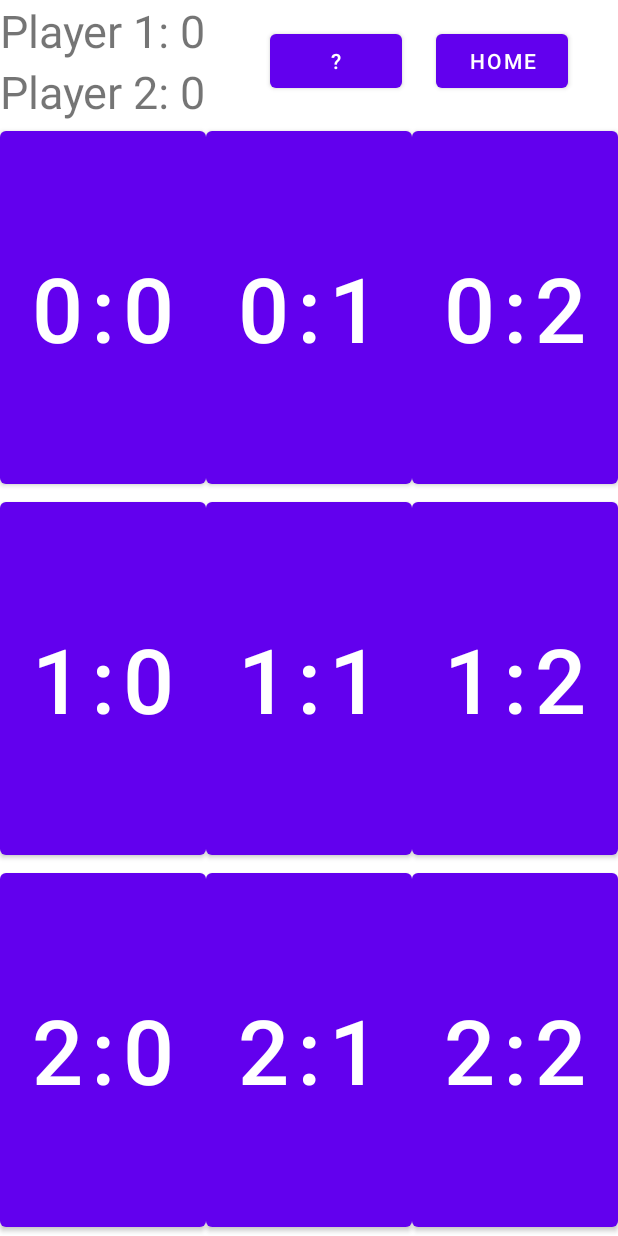
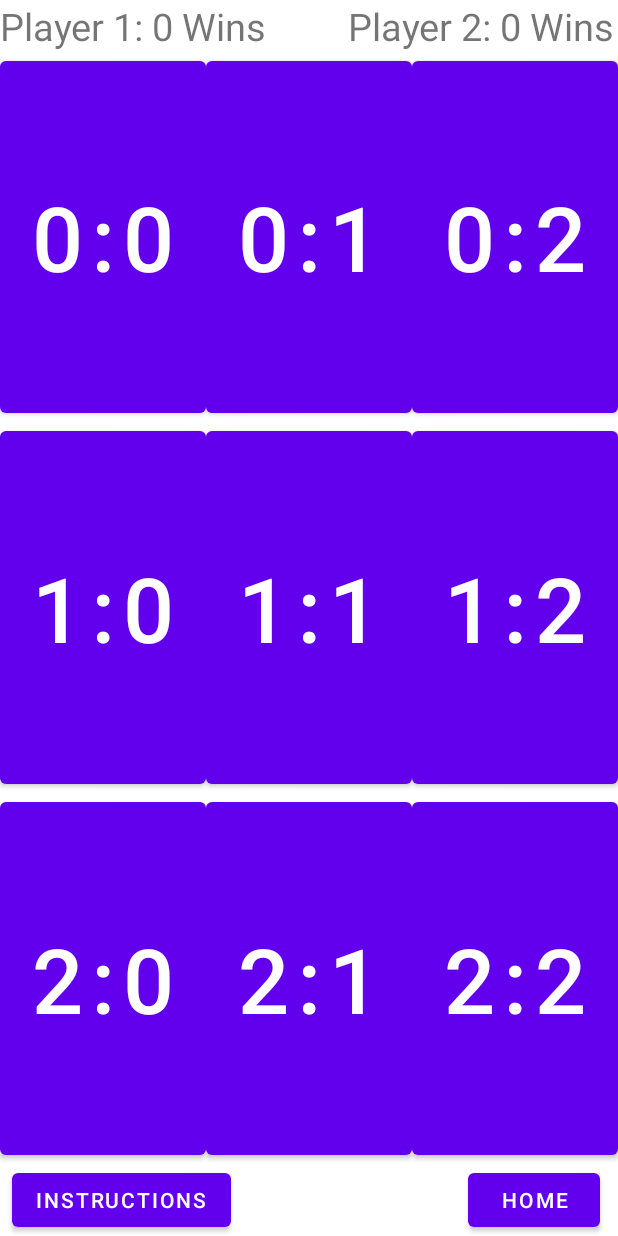
Before and after one commit to ammarkn/otrio-app, an Android app: the layout activity_board.xml on its own in the app's theme, with its tools: preview values and no code run, on a phone screen of 412 x 824 dp. Run offline under Robolectric (Android 15) with nearby library versions, the phone set to English and light mode, and no system bars.

Commit message:
Added functionality to buttons in board activity page

```diff
--- a/app/src/main/java/com/example/otrio/BoardActivity.kt
+++ b/app/src/main/java/com/example/otrio/BoardActivity.kt
@@ -1,11 +1,27 @@
 package com.example.otrio
 
+import android.content.Intent
 import androidx.appcompat.app.AppCompatActivity
 import android.os.Bundle
+import android.widget.Button
 
 class BoardActivity : AppCompatActivity() {
     override fun onCreate(savedInstanceState: Bundle?) {
         super.onCreate(savedInstanceState)
         setContentView(R.layout.activity_board)
+
+        val homeButtonClick = findViewById<Button>(R.id.homeButton)
+        homeButtonClick.setOnClickListener {
+            val intent = Intent(this, MainActivity::class.java)
+            startActivity(intent)
+        }
+
+        val instructionsButtonClick = findViewById<Button>(R.id.instructionsButton)
+        instructionsButtonClick.setOnClickListener {
+            val intent = Intent(this, InstructionsActivity::class.java)
+            intent.addFlags(Intent.FLAG_ACTIVITY_NEW_TASK)
+            startActivity(intent)
+        }
+
     }
 }
--- a/app/src/main/res/layout/activity_board.xml
+++ b/app/src/main/res/layout/activity_board.xml
@@ -15,34 +15,17 @@
             android:id="@+id/p1Text"
             android:layout_width="wrap_content"
             android:layout_height="wrap_content"
-            android:text="Player 1: 0"
-            android:textSize="30sp"/>
+            android:text="Player 1: 0 Wins"
+            android:textSize="25sp"/>
 
         <TextView
             android:id="@+id/p2Text"
             android:layout_width="wrap_content"
             android:layout_height="wrap_content"
-            android:layout_below="@+id/p1Text"
-            android:text="Player 2: 0"
-            android:textSize="30sp"/>
-
-        <Button
-            android:id="@+id/homeButton"
-            android:layout_width="wrap_content"
-            android:layout_height="wrap_content"
-            android:layout_alignParentEnd="true"
-            android:layout_centerVertical="true"
-            android:layout_marginEnd="33dp"
-            android:text="Home" />
-
-        <Button
-            android:id="@+id/instructionsButton"
-            android:layout_width="wrap_content"
-            android:layout_height="wrap_content"
-            android:layout_alignParentEnd="true"
-            android:layout_centerVertical="true"
-            android:layout_marginEnd="144dp"
-            android:text="\?" />
+            android:layout_marginLeft="54dp"
+            android:layout_toRightOf="@+id/p1Text"
+            android:text="Player 2: 0 Wins"
+            android:textSize="25sp" />
 
     </RelativeLayout>
 
@@ -139,4 +122,26 @@
 
     </LinearLayout>
 
+    <RelativeLayout
+        android:layout_width="match_parent"
+        android:layout_height="wrap_content">
+
+        <Button
+            android:id="@+id/homeButton"
+            android:layout_width="wrap_content"
+            android:layout_height="wrap_content"
+            android:layout_alignParentEnd="true"
+            android:layout_marginEnd="12dp"
+            android:text="Home" />
+
+        <Button
+            android:id="@+id/instructionsButton"
+            android:layout_width="wrap_content"
+            android:layout_height="wrap_content"
+            android:layout_alignParentEnd="true"
+            android:layout_marginEnd="258dp"
+            android:text="Instructions" />
+
+    </RelativeLayout>
+
 </LinearLayout>
```
